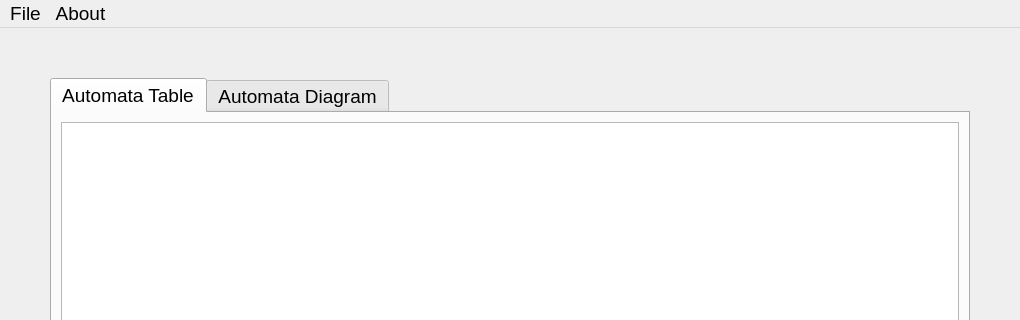
This is src/ui/main.ui in Henrique1803/Lexterminator as Qt 5 draws it before an edit; both pictures show x 0 to 1020 and y 0 to 320 of the 1020 by 768 pixel window. The edited form follows.
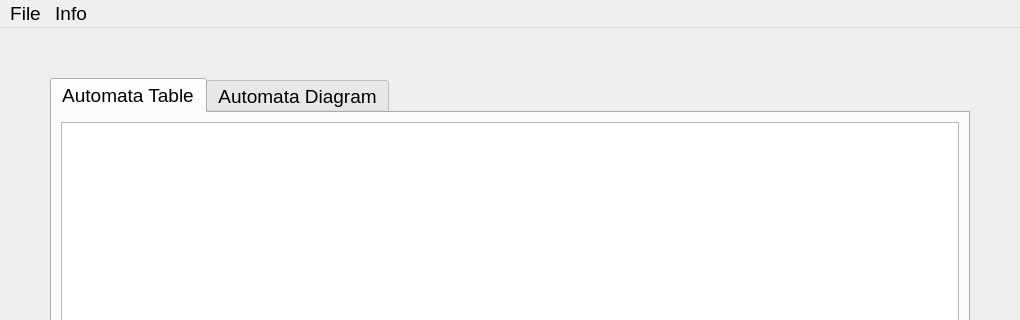
This is the edited form. Icons and pictures are not drawn. Custom widgets are drawn as their Qt base class.

Commit message: feat: about

```diff
--- a/src/ui/main.ui
+++ b/src/ui/main.ui
@@ -202,13 +202,13 @@
     <addaction name="actionOpen_file_to_recognize"/>
     <addaction name="actionClose"/>
    </widget>
-   <widget class="QMenu" name="menuAbout">
+   <widget class="QMenu" name="menuInfo">
     <property name="title">
-     <string>About</string>
+     <string>Info</string>
     </property>
    </widget>
    <addaction name="menuFile"/>
-   <addaction name="menuAbout"/>
+   <addaction name="menuInfo"/>
   </widget>
   <action name="actionOpen_file_to_recognize">
    <property name="text">
```
Left out of the diff: 6 changed lines with no effect on the pictures. The commit also changes 4 other files.
